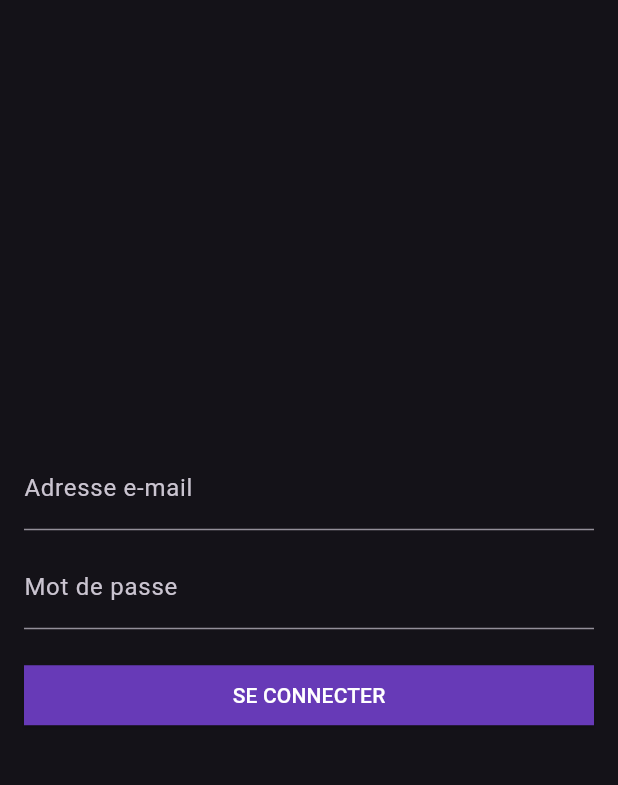
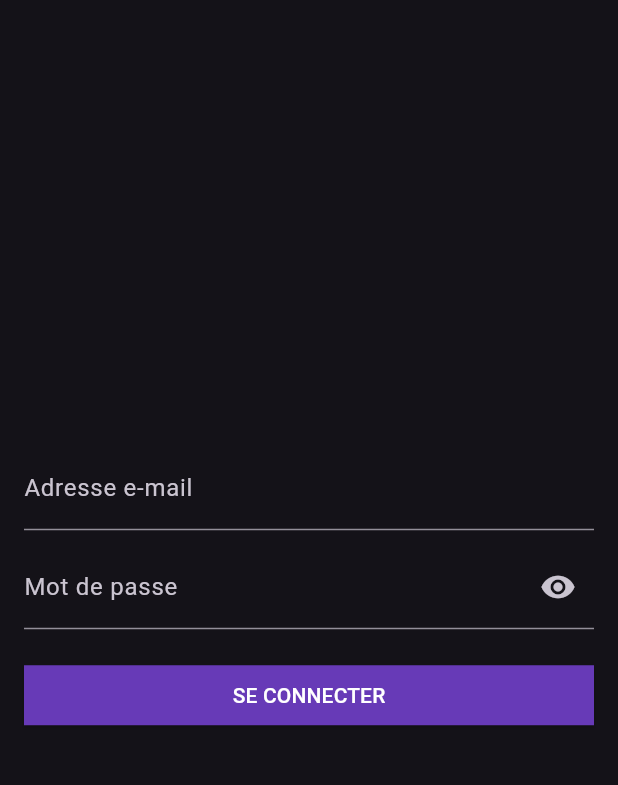
Before and after one commit to cgerro/CocoPass, a Flutter app: the screen it shows after launch, after a tap on "CONNEXION", on a phone screen of 412 x 824 dp, the part 63-848 px from its top. Run offline on Flutter 3.47's test engine with Material 2 defaults, Android fonts, the phone set to English and light mode, and no system bars; our stand-ins replace cloud_firestore, firebase_auth, firebase_core, flutter_pw_validator; missing offline and left inert: clipboard, hashlib, steel_crypt, zxcvbn; accounts and stored records are empty; network calls fail.

Commit message:
fix(login_screen.dart): ajout de la possibilité de masquer ou non le mot de passe sur la page de login

```diff
--- a/cocopassflutter/lib/login_screen.dart
+++ b/cocopassflutter/lib/login_screen.dart
@@ -4,6 +4,7 @@ import 'home_screen.dart';
 
 class LoginScreen extends StatefulWidget {
   const LoginScreen({Key? key}) : super(key: key);
+
   @override
   LoginScreenState createState() => LoginScreenState();
 }
@@ -11,6 +12,7 @@ class LoginScreen extends StatefulWidget {
 class LoginScreenState extends State<LoginScreen> {
   final TextEditingController _emailController = TextEditingController();
   final TextEditingController _passwordController = TextEditingController();
+  bool _obscureCurrentPassword = true;
   bool _loading = false;
   String _message = '';
   Color _messageColor = Colors.red;
@@ -48,7 +50,6 @@ class LoginScreenState extends State<LoginScreen> {
             MaterialPageRoute(builder: (context) => HomeScreen()),
           );
         }
-
       } catch (e) {
         _showMessage('Erreur lors de la connexion : $e', false);
       } finally {
@@ -58,8 +59,6 @@ class LoginScreenState extends State<LoginScreen> {
       }
     }
   }
-
-
 
   @override
   Widget build(BuildContext context) {
@@ -90,8 +89,19 @@ class LoginScreenState extends State<LoginScreen> {
             const SizedBox(height: 10),
             TextFormField(
               controller: _passwordController,
-              obscureText: true,
-              decoration: InputDecoration(labelText: 'Mot de passe'),
+              obscureText: _obscureCurrentPassword,
+              decoration: InputDecoration(
+                  labelText: 'Mot de passe',
+                  suffixIcon: IconButton(
+                    icon: Icon(_obscureCurrentPassword
+                        ? Icons.visibility
+                        : Icons.visibility_off),
+                    onPressed: () {
+                      setState(() {
+                        _obscureCurrentPassword = !_obscureCurrentPassword;
+                      });
+                    },
+                  )),
               validator: (value) {
                 if (value!.isEmpty) {
                   return 'Veuillez entrer votre mot de passe';
```
